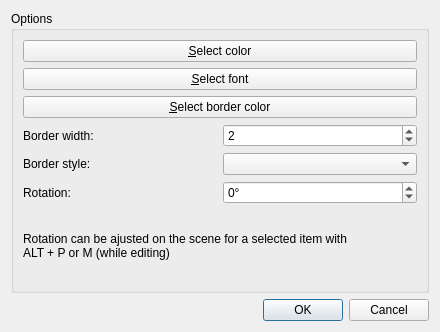
GNS3/gns3-legacy, file src/GNS3/Ui/Form_StyleDialog.ui: the form before one commit.
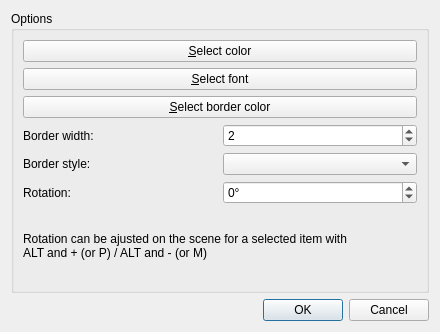
The form after the commit. Icons and pictures are not drawn.

```diff
--- a/src/GNS3/Ui/Form_StyleDialog.ui
+++ b/src/GNS3/Ui/Form_StyleDialog.ui
@@ -99,7 +99,7 @@
        <widget class="QLabel" name="label_4">
         <property name="text">
          <string>Rotation can be ajusted on the scene for a selected item with
-ALT + P or M (while editing)</string>
+ALT and + (or P) / ALT and - (or M)</string>
         </property>
        </widget>
       </item>
```
